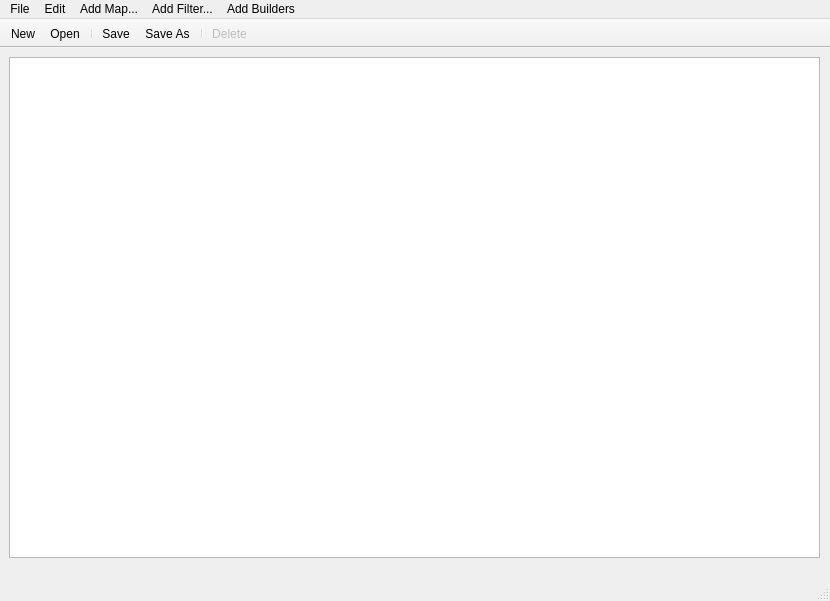
Before: the Qt Designer form src/mainwindow.ui in julievrnt/easi-gui, drawn with Qt 5.
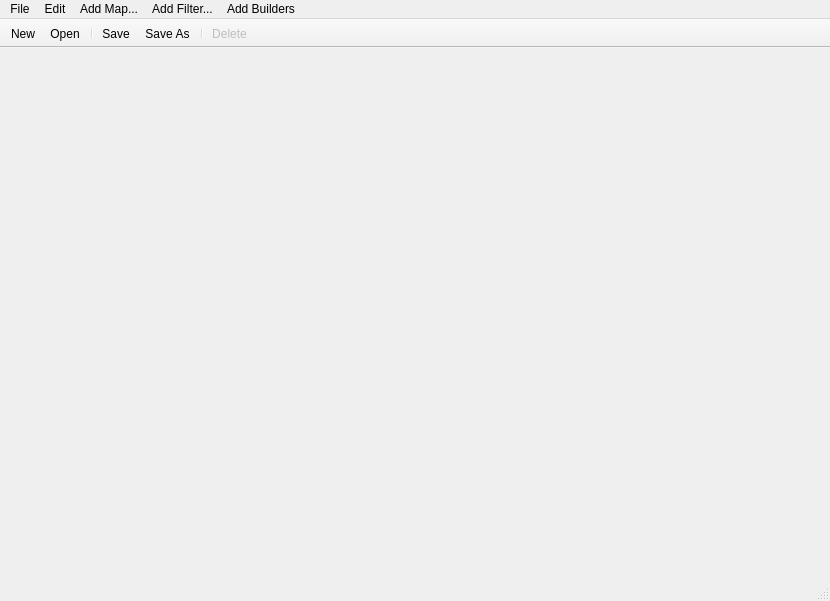
After: the same form once the commit is applied. Icons and pictures are not drawn.

The edit to the form file:
```diff
--- a/src/mainwindow.ui
+++ b/src/mainwindow.ui
@@ -16,24 +16,7 @@
   <property name="styleSheet">
    <string notr="true"/>
   </property>
-  <widget class="QWidget" name="centralwidget">
-   <widget class="QGraphicsView" name="graphicsView">
-    <property name="geometry">
-     <rect>
-      <x>9</x>
-      <y>9</y>
-      <width>811</width>
-      <height>501</height>
-     </rect>
-    </property>
-    <property name="sizePolicy">
-     <sizepolicy hsizetype="Minimum" vsizetype="Minimum">
-      <horstretch>0</horstretch>
-      <verstretch>0</verstretch>
-     </sizepolicy>
-    </property>
-   </widget>
-  </widget>
+  <widget class="QWidget" name="centralwidget"/>
   <widget class="QMenuBar" name="menubar">
    <property name="geometry">
     <rect>
```
